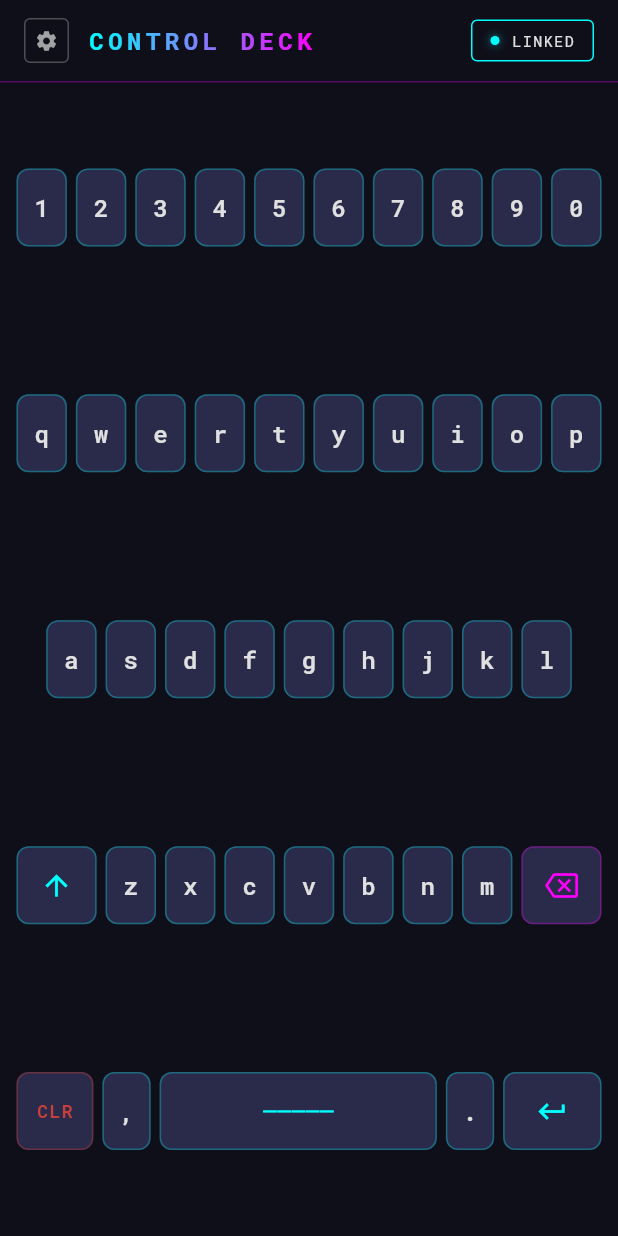
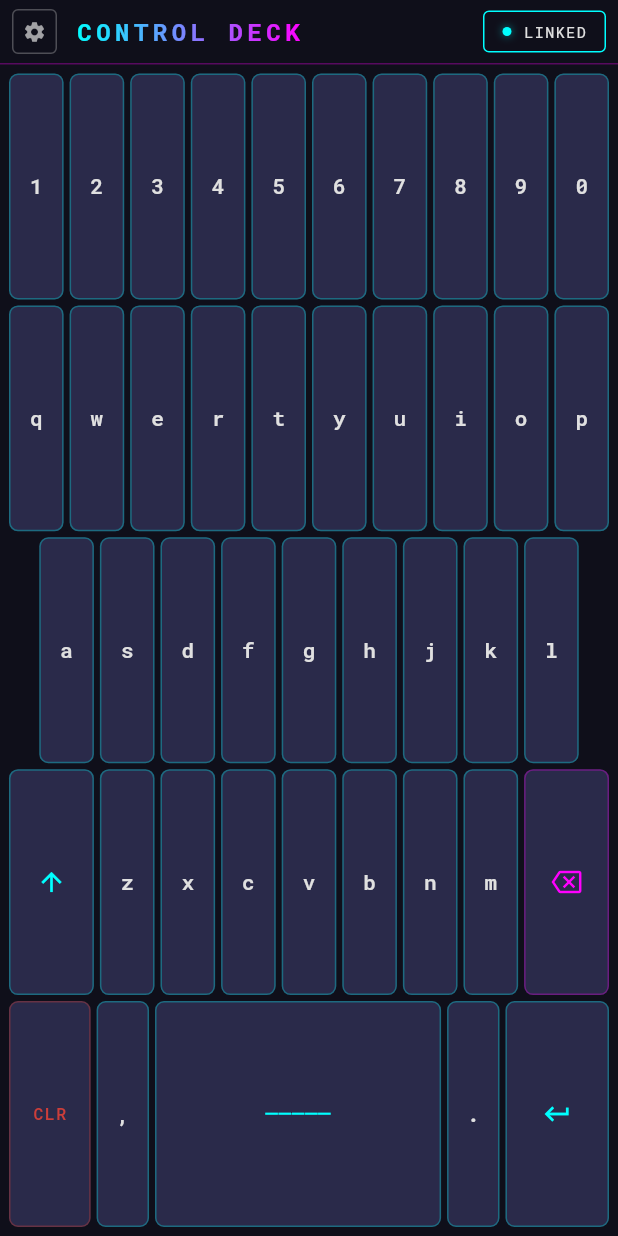
Before and after one commit to gsmlg-app/tele_deck, a Flutter app: the KeyboardView screen opened directly, on a phone screen of 412 x 824 dp. Run offline on Flutter 3.47's test engine with Material 3 defaults, Android fonts, the phone set to English and light mode, and no system bars; our stand-ins replace flutter_riverpod, google_fonts, shared_preferences; missing offline and left inert: sub_screen; accounts and stored records are empty; statements that could not run were skipped.

Commit message:
Fix keyboard layout for different screen orientations
- Remove fixed key height, use SizedBox.expand for responsive sizing
- Reduce padding for compact displays
- Use FittedBox for text to scale down on smaller screens
- Reduce border radius and glow effects for cleaner look
- Make header more compact

🤖 Generated with [Claude Code](https://claude.com/claude-code)

Co-Authored-By: Claude Opus 4.5 <noreply@anthropic.com>

```diff
--- a/lib/keyboard_screen/views/keyboard_key.dart
+++ b/lib/keyboard_screen/views/keyboard_key.dart
@@ -75,7 +75,7 @@ class _KeyboardKeyState extends State<KeyboardKey>
     return Expanded(
       flex: (widget.flex * 10).toInt(),
       child: Padding(
-        padding: const EdgeInsets.all(3),
+        padding: const EdgeInsets.all(2),
         child: GestureDetector(
           onTapDown: _handleTapDown,
           onTapUp: _handleTapUp,
@@ -83,13 +83,13 @@ class _KeyboardKeyState extends State<KeyboardKey>
           child: AnimatedBuilder(
             animation: _glowAnimation,
             builder: (context, child) {
-              return Container(
-                height: 52,
+              return SizedBox.expand(
+                child: Container(
                   decoration: BoxDecoration(
                     color: _isPressed
                         ? Color(TeleDeckColors.keyPressed)
                         : Color(TeleDeckColors.keySurface),
-                  borderRadius: BorderRadius.circular(8),
+                    borderRadius: BorderRadius.circular(6),
                     border: Border.all(
                       color: accentColor.withValues(
                         alpha: 0.3 + (_glowAnimation.value * 0.5),
@@ -101,10 +101,9 @@ class _KeyboardKeyState extends State<KeyboardKey>
                         color: accentColor.withValues(
                           alpha: _glowAnimation.value * 0.4,
                         ),
-                      blurRadius: 12 * _glowAnimation.value,
-                      spreadRadius: 2 * _glowAnimation.value,
+                        blurRadius: 8 * _glowAnimation.value,
+                        spreadRadius: 1 * _glowAnimation.value,
                       ),
-                    // Inner glow effect
                       if (_isPressed)
                         BoxShadow(
                           color: accentColor.withValues(alpha: 0.2),
@@ -121,17 +120,21 @@ class _KeyboardKeyState extends State<KeyboardKey>
                             color: widget.isSpecial
                                 ? accentColor
                                 : Color(TeleDeckColors.textPrimary),
-                          size: 22,
+                            size: 20,
                           )
-                      : Text(
+                        : FittedBox(
+                            fit: BoxFit.scaleDown,
+                            child: Text(
                               widget.displayLabel ?? widget.label,
                               style: GoogleFonts.robotoMono(
-                            fontSize: widget.isSpecial ? 12 : 16,
+                                fontSize: widget.isSpecial ? 11 : 14,
                                 fontWeight: FontWeight.w600,
                                 color: widget.isSpecial
                                     ? accentColor
                                     : Color(TeleDeckColors.textPrimary),
                                 letterSpacing: widget.isSpecial ? 1 : 0,
+                              ),
+                            ),
                           ),
                   ),
                 ),
--- a/lib/keyboard_screen/views/keyboard_view.dart
+++ b/lib/keyboard_screen/views/keyboard_view.dart
@@ -33,7 +33,7 @@ class KeyboardView extends ConsumerWidget {
     final service = ref.watch(keyboardServiceProvider);
 
     return Container(
-      padding: const EdgeInsets.symmetric(horizontal: 16, vertical: 12),
+      padding: const EdgeInsets.symmetric(horizontal: 8, vertical: 6),
       decoration: BoxDecoration(
         border: Border(
           bottom: BorderSide(
@@ -223,7 +223,7 @@ class KeyboardView extends ConsumerWidget {
     final isUpperCase = isShiftEnabled || isCapsLock;
 
     return Container(
-      padding: const EdgeInsets.all(8),
+      padding: const EdgeInsets.all(4),
       child: Column(
         children: [
           // Number row
```
Lines whose indentation alone changed are shown as unchanged.
